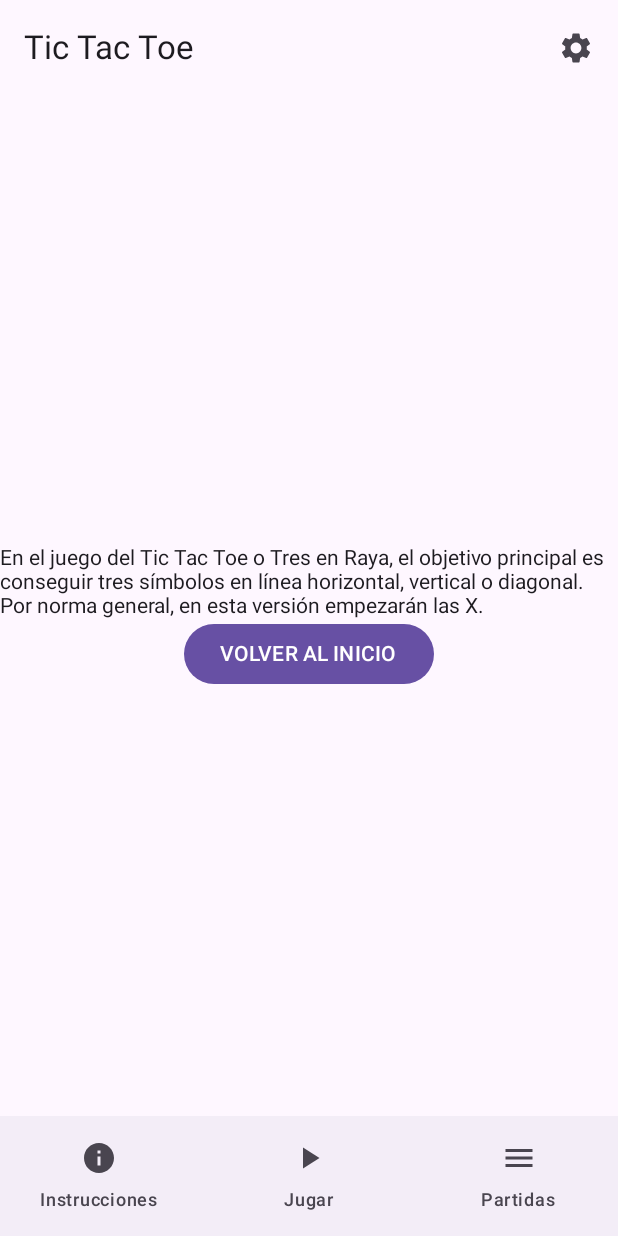
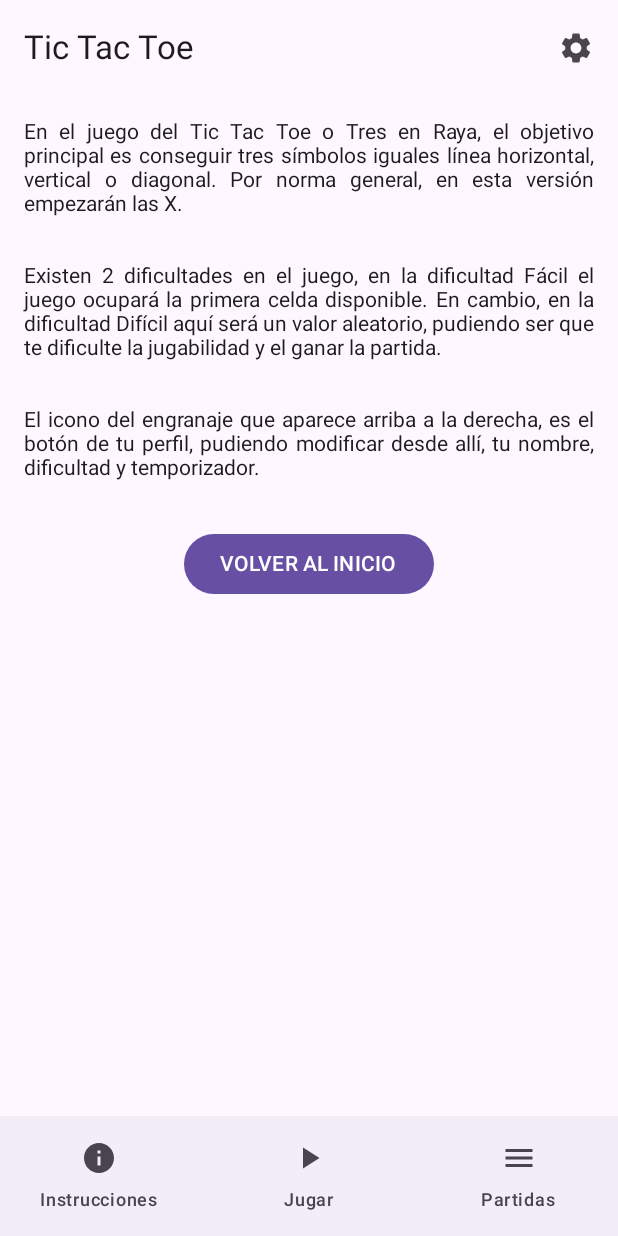
Before and after one commit to gdbogdan/apps1_practica, an Android app built with Jetpack Compose: the Instrucciones screen opened through its navigation route, on a phone screen of 412 x 824 dp. Run offline under Robolectric (Android 15) with nearby library versions, the phone set to English and light mode, and no system bars.

Commit message:
Pantalla instrucciones completada

```diff
--- a/app/build.gradle.kts
+++ b/app/build.gradle.kts
@@ -56,5 +56,5 @@ dependencies {
     androidTestImplementation(libs.androidx.ui.test.junit4)
     debugImplementation(libs.androidx.ui.tooling)
     debugImplementation(libs.androidx.ui.test.manifest)
-    implementation("androidx.navigation:navigation-compose:2.8.6")
+    implementation("androidx.navigation:navigation-compose:2.8.8")
 }
--- a/app/src/main/java/com/example/tictactoe/screens/Instrucciones.kt
+++ b/app/src/main/java/com/example/tictactoe/screens/Instrucciones.kt
@@ -1,32 +1,48 @@
 package com.example.tictactoe.screens
 
-import android.provider.Settings.Global.getString
-import androidx.compose.foundation.layout.Arrangement
 import androidx.compose.foundation.layout.Column
 import androidx.compose.foundation.layout.Row
 import androidx.compose.foundation.layout.fillMaxSize
+import androidx.compose.foundation.layout.padding
 import androidx.compose.material3.Button
 import androidx.compose.material3.Text
 import androidx.compose.runtime.Composable
 import androidx.compose.ui.Alignment
 import androidx.compose.ui.Modifier
 import androidx.compose.ui.res.stringResource
+import androidx.compose.ui.text.TextStyle
+import androidx.compose.ui.text.style.TextAlign
+import androidx.compose.ui.tooling.preview.Preview
+import androidx.compose.ui.unit.dp
 import androidx.navigation.NavController
 import com.example.tictactoe.R
 
 @Composable
 fun Instrucciones(navController: NavController){
     Column (
-        modifier = Modifier.fillMaxSize(),
-        verticalArrangement = Arrangement.Center,
-        horizontalAlignment = Alignment.CenterHorizontally
+        modifier = Modifier.fillMaxSize()
     ){
-        Row {
+        Row (modifier = Modifier.padding(16.dp)){
             Text(
-                stringResource(R.string.instrucciones)
+                stringResource(R.string.instrucciones),
+                style = TextStyle(textAlign = TextAlign.Justify)
             )
         }
-        Row {
+        Row (modifier = Modifier.padding(16.dp)){
+            Text(
+                stringResource(R.string.instrucciones_dificultad),
+                style = TextStyle(textAlign = TextAlign.Justify)
+            )
+        }
+        Row (modifier = Modifier.padding(16.dp)){
+            Text(
+                stringResource(R.string.instrucciones_perfil),
+                style = TextStyle(textAlign = TextAlign.Justify)
+            )
+        }
+        Row (modifier = Modifier.padding(16.dp)
+            .align(Alignment.CenterHorizontally)
+        ){
             Button(onClick = {navController.navigate("Inicio")}) {
                 Text(
                     text = "VOLVER AL INICIO"
@@ -35,3 +51,24 @@ fun Instrucciones(navController: NavController){
         }
     }
 }
+
+@Preview (showBackground = true)
+@Composable
+fun InstruccionesPreview(){
+    Column (
+        modifier = Modifier.fillMaxSize()
+    ){
+        Row {
+            Text(
+                stringResource(R.string.instrucciones)
+            )
+        }
+        Row {
+            Button(onClick = {/*TODO*/}) {
+                Text(
+                    text = "VOLVER AL INICIO"
+                )
+            }
+        }
+    }
+}
--- a/app/src/main/res/values/strings.xml
+++ b/app/src/main/res/values/strings.xml
@@ -1,6 +1,7 @@
 <resources>
     <!-- <string name=""></string> -->
     <string name="app_name">TicTacToe</string>
-    <string name="instrucciones">En el juego del Tic Tac Toe o Tres en Raya, el objetivo principal es conseguir tres símbolos en línea horizontal, vertical o diagonal. Por norma general, en esta versión empezarán las "X".</string>
+    <string name="instrucciones">En el juego del Tic Tac Toe o Tres en Raya, el objetivo principal es conseguir tres símbolos iguales línea horizontal, vertical o diagonal. Por norma general, en esta versión empezarán las "X".</string>
     <string name="instrucciones_dificultad">Existen 2 dificultades en el juego, en la dificultad "Fácil" el juego ocupará la primera celda disponible. En cambio, en la dificultad "Difícil" aquí será un valor aleatorio, pudiendo ser que te dificulte la jugabilidad y el ganar la partida.</string>
+    <string name="instrucciones_perfil">El icono del engranaje que aparece arriba a la derecha, es el botón de tu perfil, pudiendo modificar desde allí, tu nombre, dificultad y temporizador.</string>
 </resources>
--- a/gradle/libs.versions.toml
+++ b/gradle/libs.versions.toml
@@ -1,5 +1,5 @@
 [versions]
-agp = "8.8.0"
+agp = "8.8.2"
 kotlin = "2.0.0"
 coreKtx = "1.15.0"
 junit = "4.13.2"
```
Also changed, not shown: app/src/main/java/com/example/tictactoe/MainActivity.kt (+9 -7 lines).
